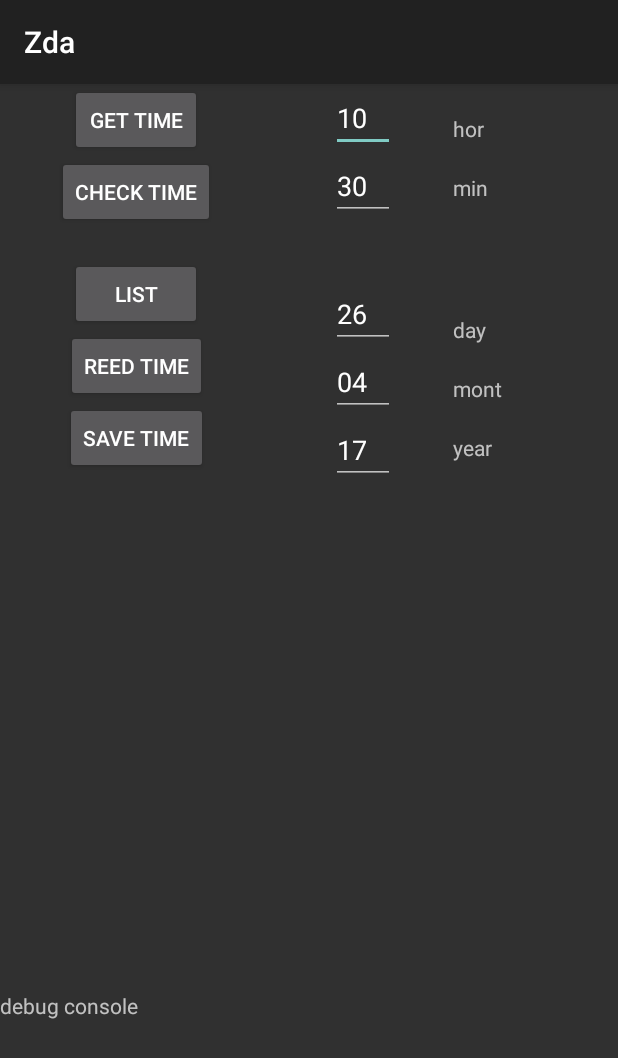
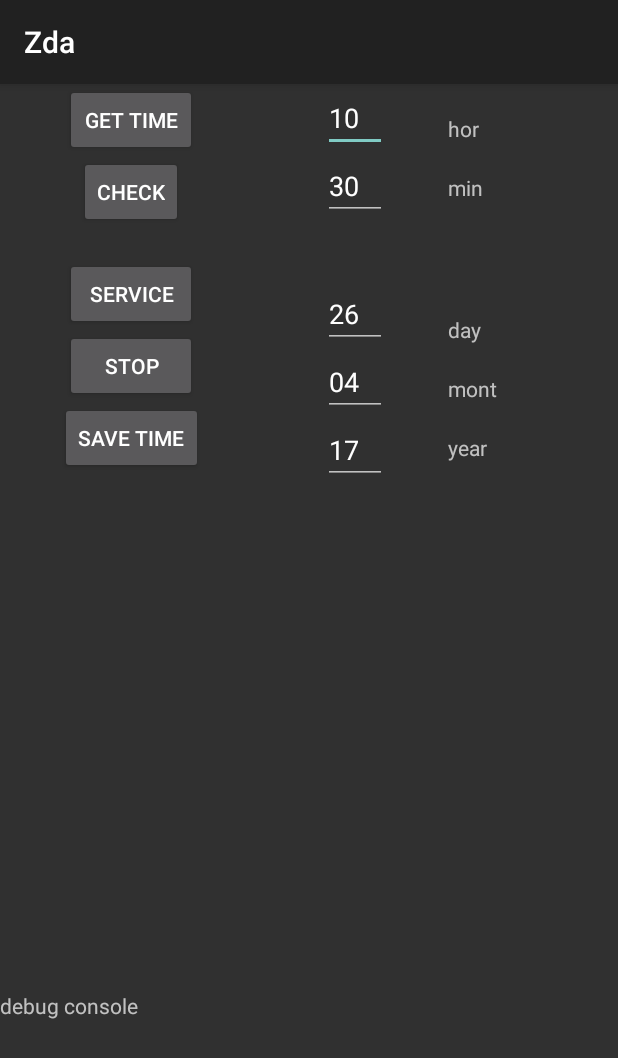
Before and after one commit to izmain/Zda3, an Android app: the TimPic screen opened directly, with no data from a screen before it, after a tap on "GET TIME", on a phone screen of 412 x 824 dp. Shown: the top 1058 px of the screen. Run offline under Robolectric (Android 15) with nearby library versions, the phone set to English and light mode, and no system bars.

Commit message:
кнопки для сервиса

```diff
--- a/app/src/main/java/net/den/zda3/TimPic.java
+++ b/app/src/main/java/net/den/zda3/TimPic.java
@@ -51,8 +51,38 @@ public class TimPic extends Activity
 	//---------------------------
 	//     ОБРАБОТЧИКИ НАЖАТИЙ
 	//---------------------------
+	public void onclButt(View v){
+		switch (v.getId()){
+			case R.id.bt_get_time:
+				getTime();break;
+			case R.id.bt_set_time:
+				sendTime();break;
 
-	public void sendTime(View v){
+			case R.id.bt_start_serv:
+				startHuyService();break;
+			case R.id.bt_stop_serv:
+				stopHuyServ();break;
+			case R.id.bt_check_serv:
+				checkHuyServ();break;
+		}
+	}
+
+	private void checkHuyServ()
+	{
+		// TODO: Implement this method
+	}
+
+	private void stopHuyServ()
+	{
+		// TODO: Implement this method
+	}
+
+	private void startHuyService()
+		{
+		// TODO: Implement this method
+		}
+
+	public void sendTime(){
 		intnList.putExtra("time",getDataToFields());
 		setResult(RESULT_OK, intnList);
 		Toast.makeText(this,"time",Toast.LENGTH_SHORT).show();
@@ -63,7 +93,7 @@ public class TimPic extends Activity
 	{}
 
 	//нажатие на текущее время
-	public void onclGetTime(View v){
+	public void getTime(){
 		DecimalFormat df= new DecimalFormat("00");
 		editYear.setText(df.format(getTimeOfFormat("yy")));
 		editMonth.setText(df.format(getTimeOfFormat("MM")));
--- a/app/src/main/res/layout/time_pic.xml
+++ b/app/src/main/res/layout/time_pic.xml
@@ -27,33 +27,38 @@
 					android:layout_height="wrap_content"
 					android:layout_width="wrap_content"
 					android:text="get time"
-					android:onClick="onclGetTime"/>
+					android:onClick="onclButt"
+					android:id="@+id/bt_get_time"/>
 
 				<Button
 					style="?android:attr/buttonStyleSmall"
 					android:layout_height="wrap_content"
 					android:layout_width="wrap_content"
-					android:text="check time"
-					android:onClick="onclCheckTime"/>
+					android:text="check"
+					android:onClick="onclButt"
+					android:id="@+id/bt_check_serv"/>
 
 				<Button
 					android:layout_height="wrap_content"
 					android:layout_width="wrap_content"
-					android:text="list"
-					android:onClick="clcViewList"
-					android:layout_marginTop="20dp"/>
+					android:text="service"
+					android:layout_marginTop="20dp"
+					android:onClick="onclButt"
+					android:id="@+id/bt_start_serv"/>
 
 				<Button
 					android:layout_height="wrap_content"
 					android:layout_width="wrap_content"
-					android:text="reed time"
-					android:onClick="clcReed"/>
+					android:text="stop"
+					android:onClick="onclButt"
+					android:id="@+id/bt_stop_serv"/>
 
 				<Button
 					android:layout_height="wrap_content"
 					android:layout_width="wrap_content"
 					android:text="save time"
-					android:onClick="sendTime"/>
+					android:onClick="onclButt"
+					android:id="@+id/bt_set_time"/>
 
 			</LinearLayout>
 
```
